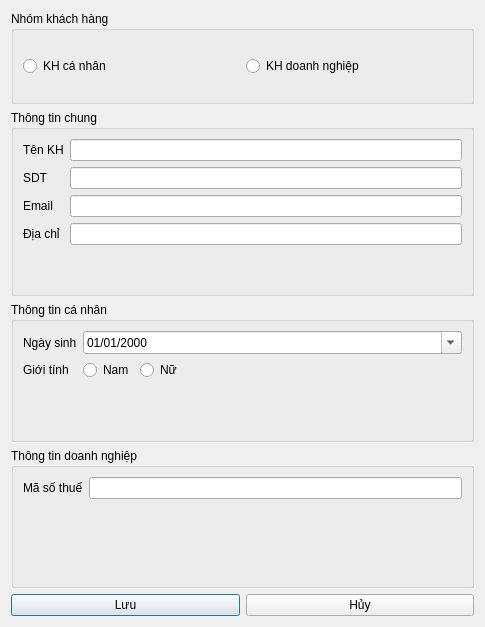
Old version of the form ui/customer_add.ui in the repository thinh-doan/sales-and-warehouse-management-system.
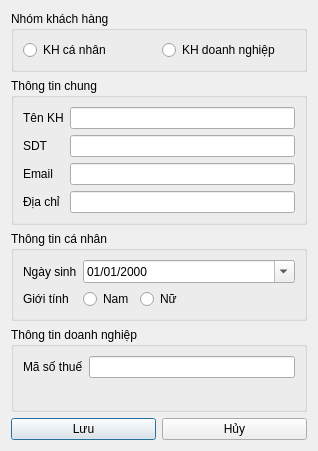
New version of the form.

```diff
--- a/ui/customer_add.ui
+++ b/ui/customer_add.ui
@@ -6,8 +6,8 @@
    <rect>
     <x>0</x>
     <y>0</y>
-    <width>485</width>
-    <height>627</height>
+    <width>318</width>
+    <height>451</height>
    </rect>
   </property>
   <property name="windowTitle">
```
